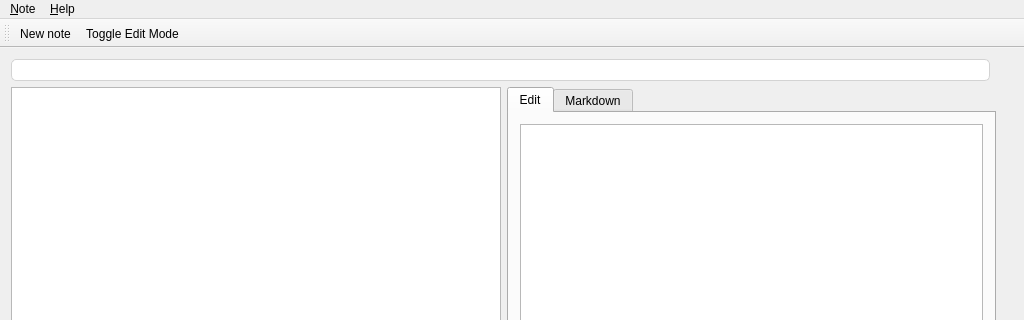
The window that src/mainwindow.ui (pbek/QOwnNotes) describes before a commit, drawn with Qt 5; both pictures show x 0 to 1024 and y 0 to 320 of the 1024 by 768 pixel window.
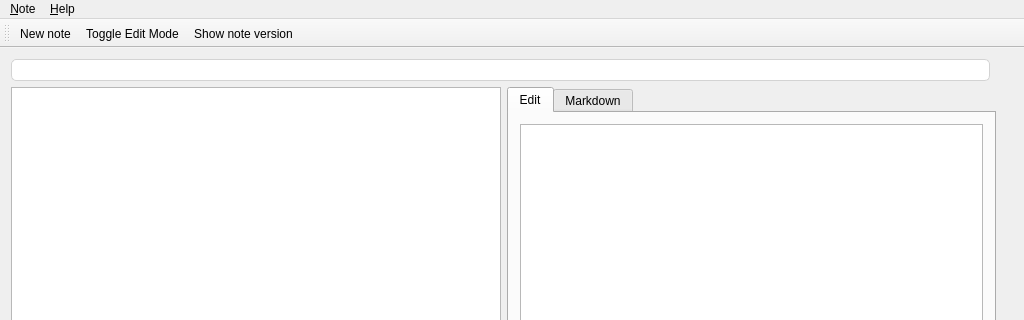
The same window after the commit. Icons and pictures are not drawn.

Commit message: loading version data from ownCloud server

Patch:
```diff
--- a/src/mainwindow.ui
+++ b/src/mainwindow.ui
@@ -192,6 +192,7 @@
    </attribute>
    <addaction name="action_Note_note"/>
    <addaction name="actionToggleEditMode"/>
+   <addaction name="actionShow_versions"/>
   </widget>
   <widget class="QStatusBar" name="statusBar"/>
   <action name="action_Quit">
@@ -339,7 +340,7 @@
     <iconset theme="document-open-recent"/>
    </property>
    <property name="text">
-    <string>Show note &amp;versions</string>
+    <string>Show note &amp;version</string>
    </property>
   </action>
  </widget>
```
The commit also changes 6 other files.
